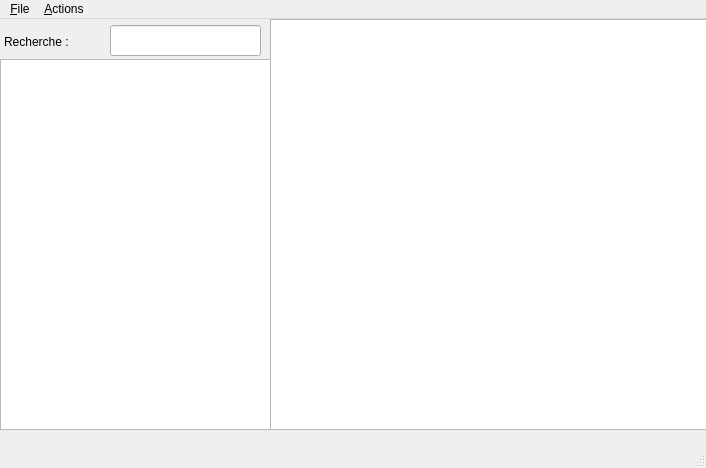
The window that LOA/Project_LOA/mainwindow.ui (lucas971/LOA_QT) describes before a commit, drawn with Qt 5.
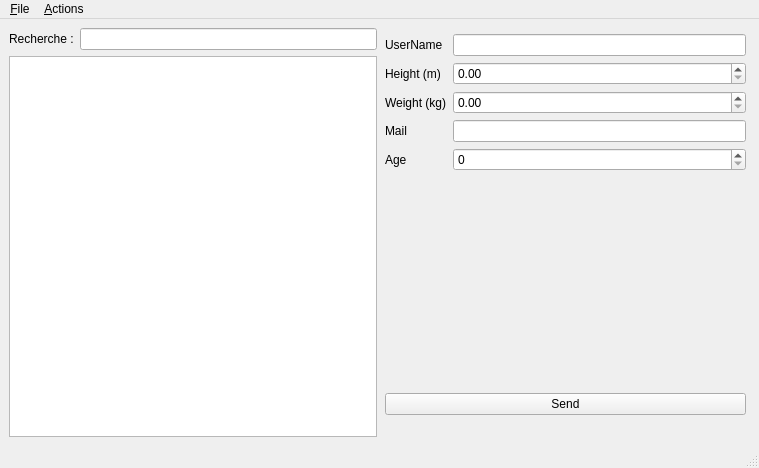
The same window after the commit.

Commit message: Formulaire de tournoi et de player fonctionnel.

```diff
--- a/LOA/Project_LOA/mainwindow.ui
+++ b/LOA/Project_LOA/mainwindow.ui
@@ -6,7 +6,7 @@
    <rect>
     <x>0</x>
     <y>0</y>
-    <width>706</width>
+    <width>759</width>
     <height>468</height>
    </rect>
   </property>
@@ -14,31 +14,25 @@
    <string>Editable Tree Model</string>
   </property>
   <widget class="QWidget" name="centralwidget">
-   <widget class="QGraphicsView" name="graphicsView">
-    <property name="geometry">
-     <rect>
-      <x>270</x>
-      <y>0</y>
-      <width>441</width>
-      <height>411</height>
-     </rect>
-    </property>
-    <property name="minimumSize">
-     <size>
-      <width>256</width>
-      <height>0</height>
-     </size>
-    </property>
-   </widget>
+   <layout class="QHBoxLayout" name="horizontalLayout_2">
+    <item>
+     <layout class="QVBoxLayout" name="LeftPart">
+      <item>
+       <layout class="QHBoxLayout" name="ResearchField">
+        <item>
+         <widget class="QLabel" name="label">
+          <property name="text">
+           <string>Recherche :</string>
+          </property>
+         </widget>
+        </item>
+        <item>
+         <widget class="QLineEdit" name="lineEdit"/>
+        </item>
+       </layout>
+      </item>
+      <item>
    <widget class="QTreeView" name="view">
-    <property name="geometry">
-     <rect>
-      <x>0</x>
-      <y>40</y>
-      <width>271</width>
-      <height>371</height>
-     </rect>
-    </property>
     <property name="alternatingRowColors">
      <bool>true</bool>
     </property>
@@ -55,36 +49,177 @@
      <bool>true</bool>
     </property>
    </widget>
-   <widget class="QLineEdit" name="lineEdit">
+      </item>
+     </layout>
+    </item>
+    <item>
+     <widget class="QStackedWidget" name="stackedWidget">
+      <property name="currentIndex">
+       <number>0</number>
+      </property>
+      <widget class="QWidget" name="player">
+       <widget class="QWidget" name="verticalLayoutWidget_2">
     <property name="geometry">
      <rect>
-      <x>110</x>
+          <x>2</x>
       <y>6</y>
-      <width>151</width>
-      <height>31</height>
-     </rect>
-    </property>
-   </widget>
-   <widget class="QLabel" name="label">
+          <width>361</width>
+          <height>381</height>
+         </rect>
+        </property>
+        <layout class="QVBoxLayout" name="playerForm">
+         <item>
+          <layout class="QFormLayout" name="form">
+           <item row="0" column="0">
+            <widget class="QLabel" name="userNameLabel">
+             <property name="text">
+              <string>UserName</string>
+             </property>
+            </widget>
+           </item>
+           <item row="0" column="1">
+            <widget class="QLineEdit" name="userNameLineEdit"/>
+           </item>
+           <item row="1" column="0">
+            <widget class="QLabel" name="heightLabel">
+             <property name="text">
+              <string>Height (m)</string>
+             </property>
+            </widget>
+           </item>
+           <item row="1" column="1">
+            <widget class="QDoubleSpinBox" name="heightDoubleSpinBox"/>
+           </item>
+           <item row="2" column="0">
+            <widget class="QLabel" name="weightLabel">
+             <property name="text">
+              <string>Weight (kg)</string>
+             </property>
+            </widget>
+           </item>
+           <item row="2" column="1">
+            <widget class="QDoubleSpinBox" name="weightDoubleSpinBox"/>
+           </item>
+           <item row="3" column="0">
+            <widget class="QLabel" name="mailLabel">
+             <property name="text">
+              <string>Mail</string>
+             </property>
+            </widget>
+           </item>
+           <item row="3" column="1">
+            <widget class="QLineEdit" name="mailLineEdit"/>
+           </item>
+           <item row="4" column="0">
+            <widget class="QLabel" name="ageLabel">
+             <property name="text">
+              <string>Age</string>
+             </property>
+            </widget>
+           </item>
+           <item row="4" column="1">
+            <widget class="QSpinBox" name="ageSpinBox"/>
+           </item>
+          </layout>
+         </item>
+         <item>
+          <widget class="QPushButton" name="Valider">
+           <property name="text">
+            <string>Send</string>
+           </property>
+          </widget>
+         </item>
+        </layout>
+       </widget>
+      </widget>
+      <widget class="QWidget" name="tournament">
+       <widget class="QWidget" name="verticalLayoutWidget_3">
     <property name="geometry">
      <rect>
-      <x>4</x>
-      <y>15</y>
-      <width>101</width>
-      <height>16</height>
-     </rect>
-    </property>
+          <x>10</x>
+          <y>30</y>
+          <width>351</width>
+          <height>361</height>
+         </rect>
+        </property>
+        <layout class="QVBoxLayout" name="tournamentForm">
+         <item>
+          <layout class="QFormLayout" name="form_2">
+           <item row="0" column="0">
+            <widget class="QLabel" name="nameLabel">
     <property name="text">
-     <string>Recherche :</string>
-    </property>
-   </widget>
+              <string>Name</string>
+             </property>
+            </widget>
+           </item>
+           <item row="0" column="1">
+            <widget class="QLineEdit" name="nameLineEdit"/>
+           </item>
+           <item row="1" column="0">
+            <widget class="QLabel" name="numberOfTeamsLabel">
+             <property name="text">
+              <string>Number of teams</string>
+             </property>
+            </widget>
+           </item>
+           <item row="1" column="1">
+            <widget class="QSpinBox" name="numberOfTeamsSpinBox"/>
+           </item>
+           <item row="2" column="0">
+            <widget class="QLabel" name="numberOfRoundsLabel">
+             <property name="text">
+              <string>Number of rounds</string>
+             </property>
+            </widget>
+           </item>
+           <item row="2" column="1">
+            <widget class="QSpinBox" name="numberOfRoundsSpinBox"/>
+           </item>
+           <item row="3" column="0">
+            <widget class="QLabel" name="sportLabel">
+             <property name="text">
+              <string>Sport</string>
+             </property>
+            </widget>
+           </item>
+           <item row="3" column="1">
+            <widget class="QLineEdit" name="sportLineEdit"/>
+           </item>
+          </layout>
+         </item>
+         <item>
+          <widget class="QPushButton" name="Valider_2">
+           <property name="text">
+            <string>Send</string>
+           </property>
+          </widget>
+         </item>
+        </layout>
+       </widget>
+      </widget>
+      <widget class="QWidget" name="tournamentTree">
+       <widget class="QGraphicsView" name="graphicsView">
+        <property name="geometry">
+         <rect>
+          <x>5</x>
+          <y>31</y>
+          <width>351</width>
+          <height>361</height>
+         </rect>
+        </property>
+       </widget>
+      </widget>
+      <widget class="QWidget" name="sport"/>
+     </widget>
+    </item>
+   </layout>
   </widget>
   <widget class="QMenuBar" name="menubar">
    <property name="geometry">
     <rect>
      <x>0</x>
      <y>0</y>
-     <width>706</width>
+     <width>759</width>
      <height>26</height>
     </rect>
    </property>
```
Left out of the diff: 27 changed lines with no effect on the pictures. Lines whose indentation alone changed are shown as unchanged. The commit also changes 6 other files.
